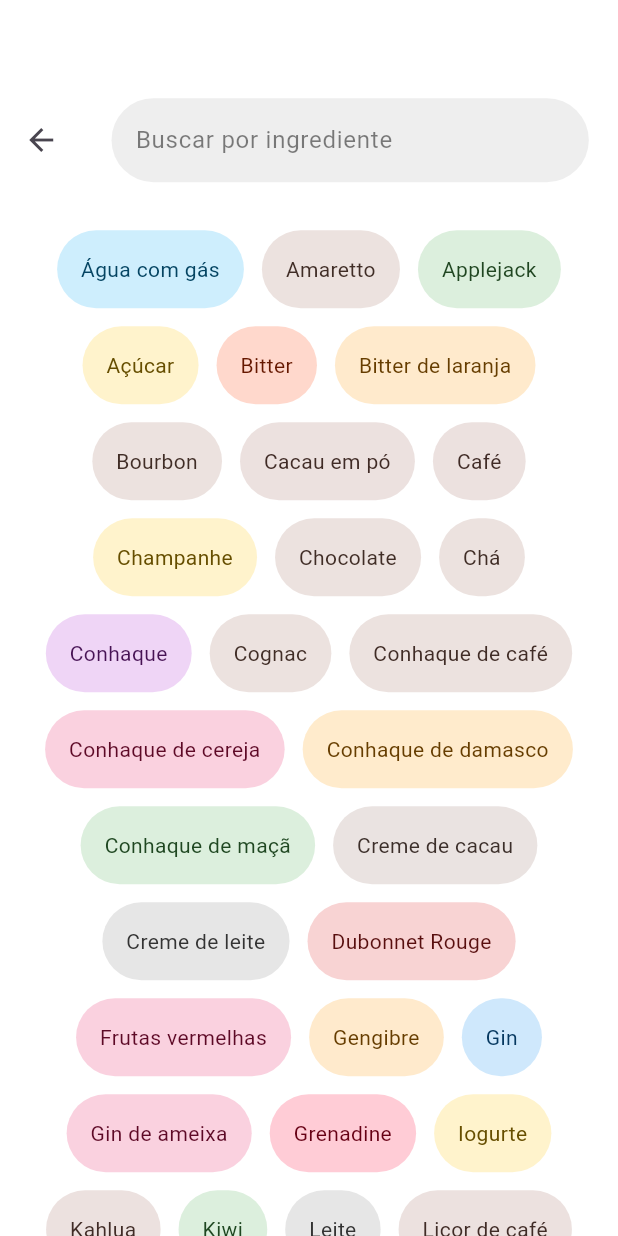
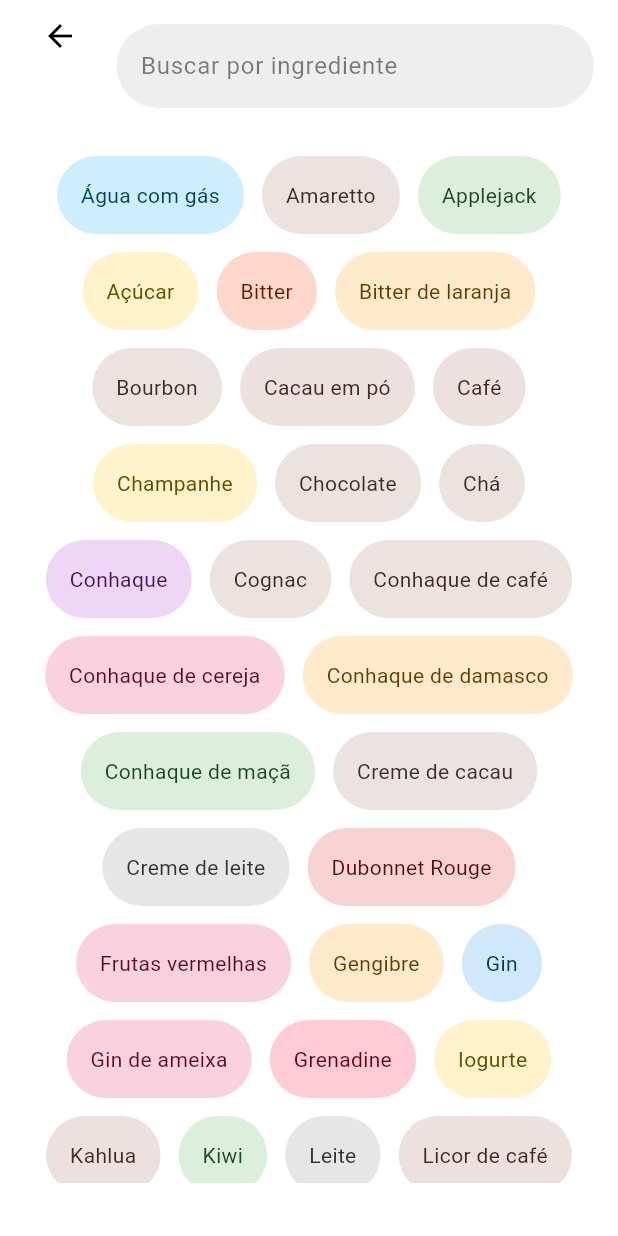
Before and after one commit to Journeyexe/TheCocktailDB_flutter, a Flutter app: the screen it shows after launch, after a tap on the "arrow forward" icon, on a phone screen of 412 x 824 dp. Run offline on Flutter 3.47's test engine with Material 3 defaults, Android fonts, the phone set to English and light mode, and no system bars; our stand-ins replace cached_network_image, diacritic, flutter_dotenv, go_router, html_unescape, palette_generator; missing offline and left inert: translator; network calls fail.

```diff
--- a/lib/data/models/details_model.dart
+++ b/lib/data/models/details_model.dart
@@ -1,4 +1,5 @@
 class DetailsModel {
+  final String id;
   final String name;
   late String category;
   late String description;
@@ -7,6 +8,7 @@ class DetailsModel {
   final List<IngredientsModel> ingredients;
 
   DetailsModel({
+    required this.id,
     required this.name,
     required this.category,
     required this.description,
@@ -17,6 +19,7 @@ class DetailsModel {
 
   factory DetailsModel.fromJson(Map<String, dynamic> json) {
     return DetailsModel(
+      id: json['idDrink'],
       name: json['strDrink'],
       category: json['strCategory'],
       description: json['strInstructions'],
--- a/lib/data/repositories/details_repository.dart
+++ b/lib/data/repositories/details_repository.dart
@@ -1,11 +1,10 @@
-
 import 'dart:convert';
 
 import 'package:thecocktaildb_app/data/http/http_client.dart';
 import 'package:thecocktaildb_app/data/models/details_model.dart';
 
 abstract class IDetailsRepository {
-  Future<List<DetailsModel>> getDetails(String id);
+  Future<List<DetailsModel>> getDetails(String id, bool random);
 }
 
 class DetailsRepository implements IDetailsRepository {
@@ -16,10 +15,13 @@ class DetailsRepository implements IDetailsRepository {
   });
 
   @override
-  Future<List<DetailsModel>> getDetails(id) async {
+  Future<List<DetailsModel>> getDetails(id, random) async {
     final List<DetailsModel> details = [];
+    final url = random
+        ? 'https://www.thecocktaildb.com/api/json/v1/1/random.php'
+        : 'https://www.thecocktaildb.com/api/json/v1/1/lookup.php?i=$id';
     final response = await client.get(
-        url: 'https://www.thecocktaildb.com/api/json/v1/1/lookup.php?i=$id');
+        url: url);
     if (response.statusCode == 200) {
       final data = jsonDecode(response.body);
       for (final item in data['drinks']) {
--- a/lib/main.dart
+++ b/lib/main.dart
@@ -11,7 +11,7 @@ class MainApp extends StatelessWidget {
   @override
   Widget build(BuildContext context) {
     return MaterialApp.router(
-      title: 'Drink App',
+      title: 'Shake & Serve',
       theme: ThemeData(
         scaffoldBackgroundColor: Colors.white,
       ),
--- a/lib/screens/cocktail_details_screen.dart
+++ b/lib/screens/cocktail_details_screen.dart
@@ -95,7 +95,7 @@ class _CocktailDetailsScreenState extends State<CocktailDetailsScreen> {
                   errorWidget: (context, url, error) => const Icon(Icons.error),
                 ),
                 Transform.translate(
-                  offset: const Offset(0, -30),
+                  offset: const Offset(0, -32),
                   child: Container(
                     width: screenWidth,
                     decoration: BoxDecoration(
--- a/lib/screens/home_screen.dart
+++ b/lib/screens/home_screen.dart
@@ -2,6 +2,7 @@ import 'package:flutter/material.dart';
 import 'package:go_router/go_router.dart';
 import 'package:thecocktaildb_app/services/load_json.dart';
 import 'package:thecocktaildb_app/widgets/home_screen/home_screen_header.dart';
+import 'package:thecocktaildb_app/widgets/home_screen/random_drink.dart';
 import 'package:thecocktaildb_app/widgets/home_screen/random_ingredients.dart';
 
 class HomeScreen extends StatefulWidget {
@@ -33,7 +34,8 @@ class _HomeScreenState extends State<HomeScreen> {
     final double screenHeight = MediaQuery.of(context).size.height;
     final double screenWidth = MediaQuery.of(context).size.width;
     return Scaffold(
-      body: AnimatedBuilder(
+      body: SingleChildScrollView(
+        child: AnimatedBuilder(
             animation: Listenable.merge([isLoading]),
             builder: (context, child) {
               if (isLoading.value) {
@@ -51,11 +53,6 @@ class _HomeScreenState extends State<HomeScreen> {
                           Row(
                             mainAxisAlignment: MainAxisAlignment.spaceBetween,
                             children: [
-                            // IconButton(
-                            //   onPressed: loadRandom,
-                            //   icon: const Icon(Icons.refresh),
-                            //   color: Colors.black,
-                            // ),
                               RandomIngredients(
                                 width: screenWidth,
                                 ingredients: randomIngredients,
@@ -65,6 +62,10 @@ class _HomeScreenState extends State<HomeScreen> {
                                   icon: const Icon(Icons.arrow_forward))
                             ],
                           ),
+                          const SizedBox(
+                            height: 16,
+                          ),
+                          const RandomDrink(),
                         ],
                       ),
                     ),
@@ -72,6 +73,7 @@ class _HomeScreenState extends State<HomeScreen> {
                 );
               }
             }),
+      ),
     );
   }
 }
--- a/lib/screens/list_ingredients_screen.dart
+++ b/lib/screens/list_ingredients_screen.dart
@@ -1,8 +1,8 @@
 import 'package:diacritic/diacritic.dart';
 import 'package:flutter/material.dart';
-import 'package:go_router/go_router.dart';
 import 'package:thecocktaildb_app/services/load_json.dart';
 import 'package:thecocktaildb_app/widgets/ingredients_screen/list_ingredients.dart';
+import 'package:thecocktaildb_app/widgets/pop_button.dart';
 
 class ListIngredientsScreen extends StatefulWidget {
   const ListIngredientsScreen({super.key});
@@ -64,7 +64,7 @@ class _ListIngredientsScreenState extends State<ListIngredientsScreen> {
 
   @override
   Widget build(BuildContext context) {
-    final screenHeight = MediaQuery.of(context).size.height;
+    final double statusBarHeight = MediaQuery.of(context).padding.top;
     final screenWidth = MediaQuery.of(context).size.width;
     return Scaffold(
       body: SingleChildScrollView(
@@ -79,15 +79,11 @@ class _ListIngredientsScreenState extends State<ListIngredientsScreen> {
               return Column(
                 children: [
                   SizedBox(
-                    height: screenHeight * .06,
+                    height: statusBarHeight * .6,
                   ),
                   Row(
-                    mainAxisAlignment: MainAxisAlignment.spaceAround,
+                    mainAxisAlignment: MainAxisAlignment.end,
                     children: [
-                      IconButton(
-                        onPressed: () => context.pop(),
-                        icon: const Icon(Icons.arrow_back),
-                      ),
                       SizedBox(
                         width: screenWidth * .85,
                         child: _searchBar(),
@@ -106,6 +102,10 @@ class _ListIngredientsScreenState extends State<ListIngredientsScreen> {
           },
         ),
       ),
+      floatingActionButton: const PopButton(
+        color: Colors.black,
+      ),
+      floatingActionButtonLocation: FloatingActionButtonLocation.startTop,
     );
   }
 }
--- a/lib/screens/store/details_store.dart
+++ b/lib/screens/store/details_store.dart
@@ -16,11 +16,11 @@ class DetailsStore {
 
   DetailsStore({required this.repository});
 
-  Future getDetails(String id) async {
+  Future getDetails(String id, {random = false}) async {
     isLoading.value = true;
 
     try {
-      final result = await repository.getDetails(id);
+      final result = await repository.getDetails(id, random);
       try {
         final translatedDescription = await translateAPI(result[0].description);
         result[0].description = translatedDescription.text;
--- a/lib/widgets/details_screen/title.dart
+++ b/lib/widgets/details_screen/title.dart
@@ -26,9 +26,10 @@ class _CocktailTitleState extends State<CocktailTitle> {
     return Padding(
       padding: const EdgeInsets.all(8.0),
       child: Row(
+        mainAxisAlignment: MainAxisAlignment.spaceBetween,
         children: [
           SizedBox(
-            width: (widget.screenWidth / 3 * 2),
+            width: (widget.screenWidth * .6),
             child: Column(
               crossAxisAlignment: CrossAxisAlignment.start,
               children: [
--- a/lib/widgets/home_screen/home_screen_header.dart
+++ b/lib/widgets/home_screen/home_screen_header.dart
@@ -24,7 +24,7 @@ class _HomeScreenHeaderState extends State<HomeScreenHeader> {
                 child: Row(
                   children: [
                     Text(
-                      'Drink Master',
+                      'Shake & Serve',
                       style: TextStyle(
                         fontSize: 36,
                         fontWeight: FontWeight.bold,
--- /dev/null
+++ b/lib/widgets/home_screen/random_drink.dart
@@ -0,0 +1,117 @@
+import 'package:cached_network_image/cached_network_image.dart';
+import 'package:flutter/material.dart';
+import 'package:go_router/go_router.dart';
+import 'package:palette_generator/palette_generator.dart';
+import 'package:thecocktaildb_app/data/models/details_model.dart';
+import 'package:thecocktaildb_app/data/repositories/details_repository.dart';
+import 'package:thecocktaildb_app/screens/store/details_store.dart';
+import 'package:thecocktaildb_app/widgets/details_screen/title.dart';
+
+import '../../data/http/http_client.dart';
+
+class RandomDrink extends StatefulWidget {
+  const RandomDrink({super.key});
+
+  @override
+  State<RandomDrink> createState() => _RandomDrinkState();
+}
+
+class _RandomDrinkState extends State<RandomDrink> {
+  Color textColor = Colors.black;
+  Color backGroundColor = Colors.white;
+  HSLColor? baseColor;
+
+  final DetailsStore store = DetailsStore(
+    repository: DetailsRepository(
+      client: HttpClient(),
+    ),
+  );
+
+  Future<void> _getColor(imageUrl) async {
+    final PaletteGenerator paletteGenerator =
+        await PaletteGenerator.fromImageProvider(
+      CachedNetworkImageProvider(imageUrl),
+    );
+
+    if (mounted) {
+      setState(() {
+        baseColor = HSLColor.fromColor(
+            paletteGenerator.dominantColor?.color ?? Colors.white);
+        textColor = baseColor?.withLightness(.2).toColor() ?? Colors.black;
+        backGroundColor =
+            baseColor?.withLightness(.9).toColor() ?? Colors.white;
+      });
+    }
+  }
+
+  @override
+  void initState() {
+    super.initState();
+    store.state.addListener(() {
+      if (store.state.value.isNotEmpty) {
+        _getColor(store.state.value[0].image);
+      }
+    });
+    store.getDetails('', random: true);
+  }
+
+  @override
+  Widget build(BuildContext context) {
+    final screenWidth = MediaQuery.of(context).size.width;
+    // final screenHeight = MediaQuery.of(context).size.height;
+    return SingleChildScrollView(
+      child: ValueListenableBuilder(
+        valueListenable: store.state,
+        builder: (context, List<DetailsModel> detailsList, _) {
+          if (store.isLoading.value) {
+            return const Center(
+              child: CircularProgressIndicator(),
+            );
+          }
+          if (store.erro.value.isNotEmpty) {
+            return Center(
+              child: Text(store.erro.value),
+            );
+          }
+          final details = detailsList[0];
+          return InkWell(
+            onTap: () => context.push('/details/cocktail/${details.id}'),
+            child: Container(
+              decoration: BoxDecoration(
+                color: backGroundColor,
+                borderRadius: BorderRadius.circular(32),
+              ),
+              child: Column(
+                children: [
+                  ClipRRect(
+                    borderRadius: BorderRadius.circular(32),
+                    child: CachedNetworkImage(
+                      imageUrl: details.image,
+                      width: screenWidth,
+                      height: screenWidth,
+                      fit: BoxFit.cover,
+                      placeholder: (context, url) =>
+                          const Center(child: CircularProgressIndicator()),
+                      errorWidget: (context, url, error) =>
+                          const Icon(Icons.error),
+                    ),
+                  ),
+                  Padding(
+                    padding: const EdgeInsets.all(8.0),
+                    child: CocktailTitle(
+                      title: details.name,
+                      category: details.category,
+                      isAlcoholic: details.isAlcoholic,
+                      screenWidth: screenWidth,
+                      textColor: textColor,
+                    ),
+                  ),
+                ],
+              ),
+            ),
+          );
+        },
+      ),
+    );
+  }
+}
```
Also changed, not shown: assets/ingredients.json (+4 -4 lines), lib/data/repositories/cocktail_repository.dart (+1 -62 lines), lib/screens/ingredient_details_screen.dart (+30 -13 lines), lib/widgets/list_screen/list_drinks.dart (+3 -17 lines), 1 other file. Lines whose indentation alone changed are shown as unchanged.
